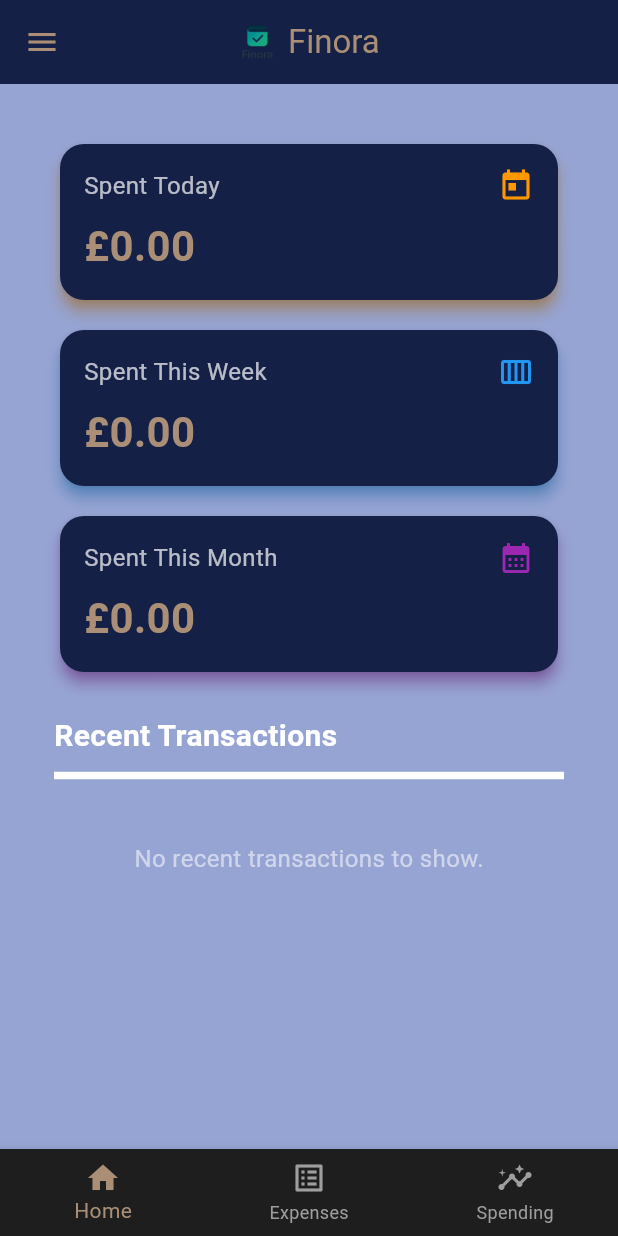
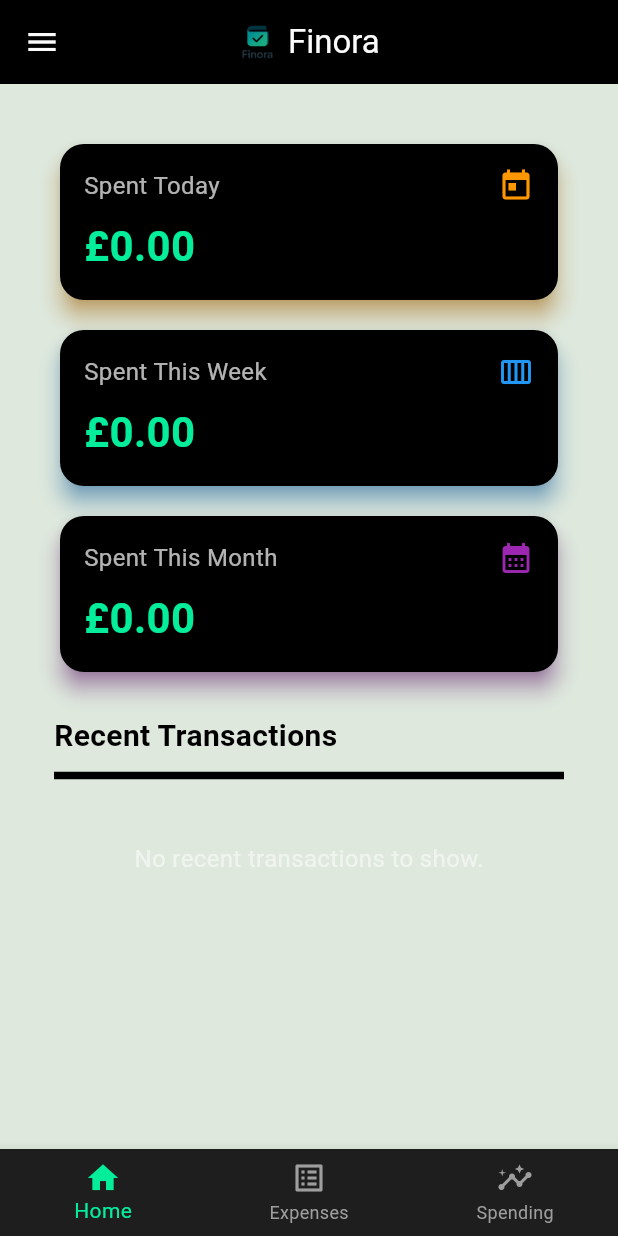
Before and after one commit to HoriaCns/Expense-Tracker-Application, a Flutter app: the screen it shows after launch, on a phone screen of 412 x 824 dp. Run offline on Flutter 3.47's test engine with Material 3 defaults, Android fonts, the phone set to English and light mode, and no system bars; our stand-ins replace appwrite, fl_chart, flutter_slidable; network calls fail.

Commit message:
Made color changes to the UI

```diff
--- a/lib/main.dart
+++ b/lib/main.dart
@@ -30,18 +30,18 @@ class ExpenseApp extends StatelessWidget {
       title: 'Finora',
       debugShowCheckedModeBanner: false,
       theme: ThemeData(
-        scaffoldBackgroundColor: const Color(0xFF96A4D3),
+        scaffoldBackgroundColor: const Color(0xFFDEE8DD),
         primaryColor: const Color(0x00000000),
         colorScheme: ColorScheme.fromSeed(
-          seedColor: const Color(0xFF96A4D3),
-          secondary: const Color(0xFFAA8F76),
+          seedColor: const Color(0xFFFBFBFB),
+          secondary: const Color(0xFF03ED9B),
         ),
         appBarTheme: const AppBarTheme(
-          backgroundColor: Color(0xFF152046),
-          foregroundColor: Color(0xFFAA8F76),
+          backgroundColor: Color(0xFF000000),
+          foregroundColor: Color(0xFFFBFBFB),
         ),
         floatingActionButtonTheme: const FloatingActionButtonThemeData(
-          backgroundColor: Color(0xFFFFFFFF),
+          backgroundColor: Color(0xFFFBFBFB),
         ),
         cardColor: const Color(0xFFFFFFFF),
         textTheme: const TextTheme(bodyMedium: TextStyle(color: Colors.white)),
@@ -283,7 +283,7 @@ class _ExpenseHomeState extends State<ExpenseHome> {
           padding: EdgeInsets.zero,
           children: [
             DrawerHeader(
-              decoration: const BoxDecoration(color: Color(0xFF152046)),
+              decoration: const BoxDecoration(color: Color(0x6C000000)),
               child: Column(
                 crossAxisAlignment: CrossAxisAlignment.start,
                 mainAxisAlignment: MainAxisAlignment.end,
--- a/lib/models/category.dart
+++ b/lib/models/category.dart
@@ -57,7 +57,7 @@ const List<Category> availableCategories = [
     type: ExpenseCategory.shopping,
     name: 'Shopping',
     icon: Icons.shopping_bag,
-    color: Colors.green,
+    color: Colors.yellow,
   ),
   Category(
     type: ExpenseCategory.health,
@@ -69,6 +69,6 @@ const List<Category> availableCategories = [
     type: ExpenseCategory.other,
     name: 'Other',
     icon: Icons.more_horiz,
-    color: Colors.brown,
+    color: Colors.blueGrey,
   ),
 ];
--- a/lib/screens/home_screen.dart
+++ b/lib/screens/home_screen.dart
@@ -72,9 +72,9 @@ class HomeScreen extends StatelessWidget {
         // --- Recent Transactions ---
         const Text(
           'Recent Transactions',
-          style: TextStyle(fontSize: 20, fontWeight: FontWeight.bold, color: Colors.white),
+          style: TextStyle(fontSize: 20, fontWeight: FontWeight.bold, color: Colors.black),
         ),
-        const Divider(color: Colors.white, height: 24, thickness: 5.0),
+        const Divider(color: Colors.black, height: 24, thickness: 5.0),
         if (recentExpenses.isEmpty)
           const Center(
             child: Padding(
--- a/lib/screens/spending_screen.dart
+++ b/lib/screens/spending_screen.dart
@@ -130,7 +130,7 @@ class _SpendingScreenState extends State<SpendingScreen> {
           Row(
             mainAxisAlignment: MainAxisAlignment.center,
             children: [
-              const Text("Chart Type:", style: TextStyle(color: Colors.white)),
+              const Text("Chart Type:", style: TextStyle(color: Colors.black)),
               const SizedBox(width: 8),
               ToggleButtons(
                 isSelected: [_selectedChartType == ChartType.bar, _selectedChartType == ChartType.line],
--- a/lib/widgets/expense_item.dart
+++ b/lib/widgets/expense_item.dart
@@ -29,7 +29,7 @@ class ExpenseItem extends StatelessWidget {
 
   @override
   Widget build(BuildContext context) {
-    final cardColor = isSelected ? Colors.orange : Color(0xFF152046);
+    final cardColor = isSelected ? Colors.orange : Color(0xFF000000);
     final category = _categoryMap[expense.category] ?? _categoryMap[ExpenseCategory.other]!;
     final domainGuess = expense.title.split(' ').first.toLowerCase();
 
@@ -60,7 +60,7 @@ class ExpenseItem extends StatelessWidget {
         onTap: onTap,
         child: Card(
           color: cardColor,
-          margin: const EdgeInsets.symmetric(horizontal: 16, vertical: 8),
+          margin: const EdgeInsets.symmetric(horizontal: 16, vertical: 12),
           // --- RESTORED: Static colored shadow ---
           elevation: 10,
           shadowColor: category.color,
@@ -119,7 +119,7 @@ class ExpenseItem extends StatelessWidget {
                 Container(
                   padding: const EdgeInsets.all(12),
                   decoration: BoxDecoration(
-                    color: const Color(0xFFAA8F76),
+                    color: const Color(0xFF03ED9B),
                     borderRadius: BorderRadius.circular(10),
                   ),
                   child: Text(
--- a/lib/widgets/summary_card.dart
+++ b/lib/widgets/summary_card.dart
@@ -19,9 +19,9 @@ class SummaryCard extends StatelessWidget {
   @override
   Widget build(BuildContext context) {
     return Card(
-      elevation: 4,
+      elevation: 6,
       shadowColor: color,
-      color: const Color(0xFF152046),
+      color: const Color(0xFF000000),
       shape: RoundedRectangleBorder(borderRadius: BorderRadius.circular(16)),
       child: InkWell(
         onTap: onTap,
@@ -47,7 +47,7 @@ class SummaryCard extends StatelessWidget {
                 style: const TextStyle(
                   fontSize: 28,
                   fontWeight: FontWeight.bold,
-                  color: Color(0xFFAA8F76),
+                  color: Color(0xFF03ED9B),
                 ),
               ),
             ],
```
Also changed, not shown: lib/widgets/chart.dart (+10 -5 lines).
